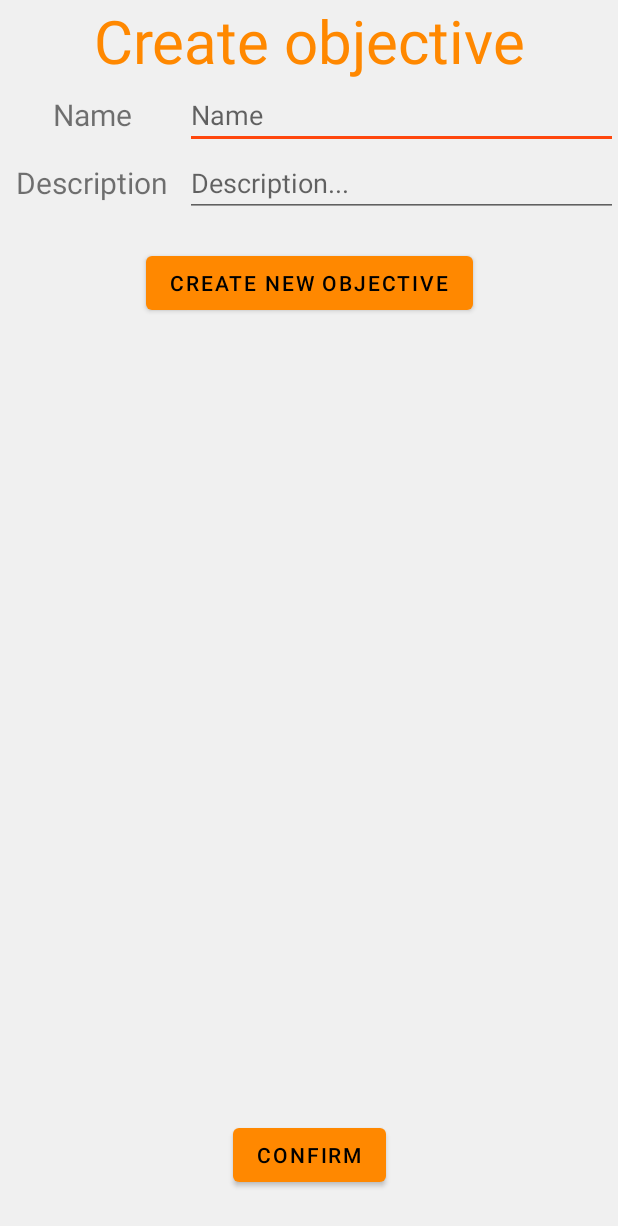
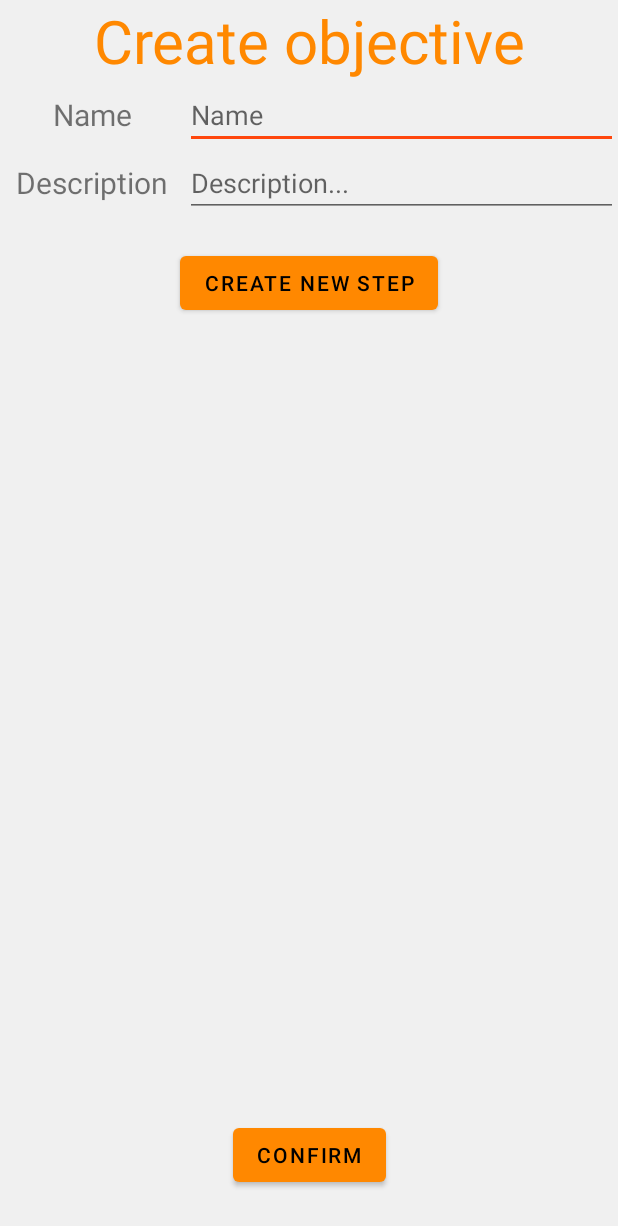
Before and after one commit to FaediMichele/fitnessApp, an Android app: the fragment CreateCommitment shown on its own in the app's theme, on a phone screen of 412 x 824 dp. Shown: the top 1226 px of the screen. Run offline under Robolectric (Android 15) with nearby library versions, the phone set to English and light mode, and no system bars.

Commit message:
resolved merge bug

```diff
--- a/crinaed/app/src/main/java/com/example/crinaed/layout/home/SocialFragment.java
+++ b/crinaed/app/src/main/java/com/example/crinaed/layout/home/SocialFragment.java
@@ -171,7 +171,7 @@ public class SocialFragment extends Fragment {
         public SocialSearchViewHolder(@NonNull View itemView, boolean isArchive, LifecycleOwner owner) {
             super(itemView);
             if(!isArchive){
-                this.imageView = itemView.findViewById(R.id.image_video);
+                this.imageView = itemView.findViewById(R.id.image_profile);
                 this.nameLastName = itemView.findViewById(R.id.name_last_name);
                 this.email = itemView.findViewById(R.id.email);
                 this.objective = itemView.findViewById(R.id.objective);
@@ -212,7 +212,7 @@ public class SocialFragment extends Fragment {
         }
 
         public void setUserData(UserData userData, Context context){
-            if(userData.user.imageDownloaded) {
+            if(userData.user.imageDownloaded && imageView!=null) {
                 imageView.setImageURI(Uri.parse(userData.user.image));
             }
             nameLastName.setText(context.getString(R.string.name_surname, userData.user.firstname, userData.user.surname));
--- a/crinaed/app/src/main/java/com/example/crinaed/layout/login/MainActivity.java
+++ b/crinaed/app/src/main/java/com/example/crinaed/layout/login/MainActivity.java
@@ -54,7 +54,7 @@ public class MainActivity extends AppCompatActivity {
 
 
         final Button login = findViewById(R.id.button_login);
-        if(false){ // delete shared preferences ONLY FOR DEBUG
+        if(true){ // delete shared preferences ONLY FOR DEBUG
             SharedPreferences settings = getSharedPreferences(getString(R.string.sessionId), Context.MODE_PRIVATE);
             settings.edit().clear().commit();
         }
--- a/crinaed/app/src/main/res/layout/create_objective.xml
+++ b/crinaed/app/src/main/res/layout/create_objective.xml
@@ -82,7 +82,7 @@
         android:layout_width="wrap_content"
         android:layout_height="wrap_content"
         android:layout_marginTop="20dp"
-        android:text="Create new objective"
+        android:text="Create new step"
         app:layout_constraintEnd_toEndOf="parent"
         app:layout_constraintStart_toStartOf="parent"
         app:layout_constraintTop_toBottomOf="@+id/description" />
--- a/crinaed/app/src/main/res/layout/fragment_chat.xml
+++ b/crinaed/app/src/main/res/layout/fragment_chat.xml
@@ -49,7 +49,7 @@
                     app:layout_constraintTop_toTopOf="parent">
 
                     <ImageView
-                        android:id="@+id/image_video"
+                        android:id="@+id/image_profile"
                         android:layout_width="wrap_content"
                         android:layout_height="wrap_content"
                         tools:srcCompat="@tools:sample/avatars" />
```
Also changed, not shown: crinaed/app/src/main/java/com/example/crinaed/layout/social/chat/ChatFragment.java (+4 -3 lines).
